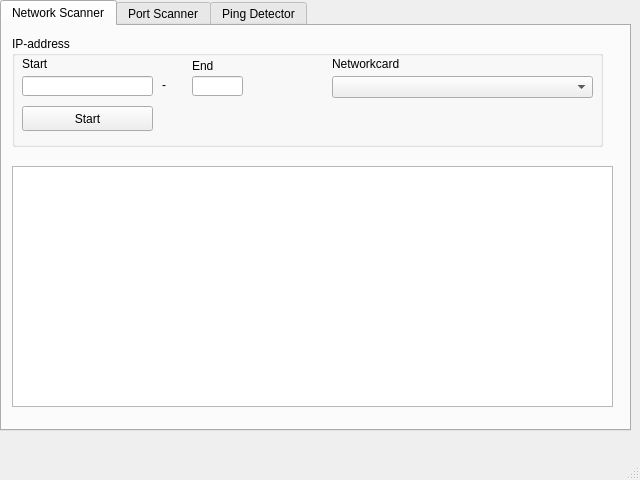
Above: src/resources/ui/main.ui from jebr/network-monitoring before the change. Below: the same form after it.
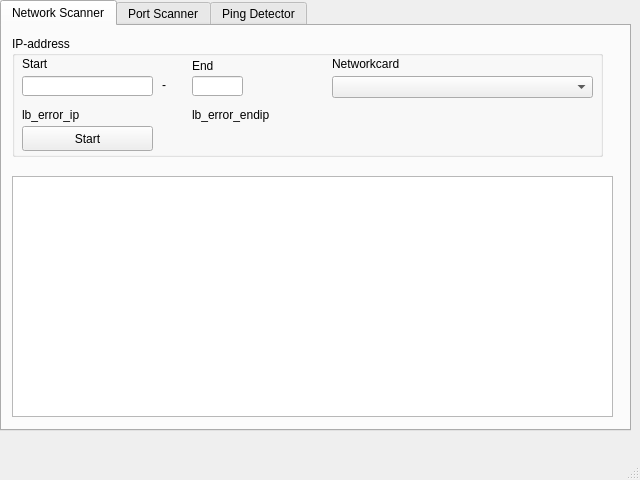
That is the form after the change.

Diff of the .ui file:
```diff
--- a/src/resources/ui/main.ui
+++ b/src/resources/ui/main.ui
@@ -36,7 +36,7 @@
         <x>10</x>
         <y>10</y>
         <width>591</width>
-        <height>111</height>
+        <height>121</height>
        </rect>
       </property>
       <property name="title">
@@ -137,7 +137,7 @@
        <property name="geometry">
         <rect>
          <x>10</x>
-         <y>70</y>
+         <y>90</y>
          <width>131</width>
          <height>25</height>
         </rect>
@@ -145,13 +145,42 @@
        <property name="text">
         <string>Start</string>
        </property>
+       <property name="shortcut">
+        <string>Return</string>
+       </property>
+      </widget>
+      <widget class="QLabel" name="lb_error_ip">
+       <property name="geometry">
+        <rect>
+         <x>10</x>
+         <y>70</y>
+         <width>161</width>
+         <height>17</height>
+        </rect>
+       </property>
+       <property name="text">
+        <string>lb_error_ip</string>
+       </property>
+      </widget>
+      <widget class="QLabel" name="lb_error_endip">
+       <property name="geometry">
+        <rect>
+         <x>180</x>
+         <y>70</y>
+         <width>311</width>
+         <height>17</height>
+        </rect>
+       </property>
+       <property name="text">
+        <string>lb_error_endip</string>
+       </property>
       </widget>
      </widget>
      <widget class="QTableWidget" name="table_networkscan">
       <property name="geometry">
        <rect>
         <x>10</x>
-        <y>140</y>
+        <y>150</y>
         <width>601</width>
         <height>241</height>
        </rect>
```
